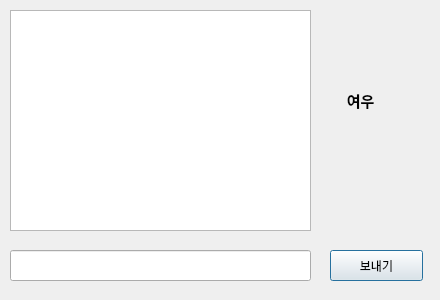
Before: the Qt Designer form gemini.ui in KS0721/Gemini-PyQt-Chat-App, drawn with Qt 5.
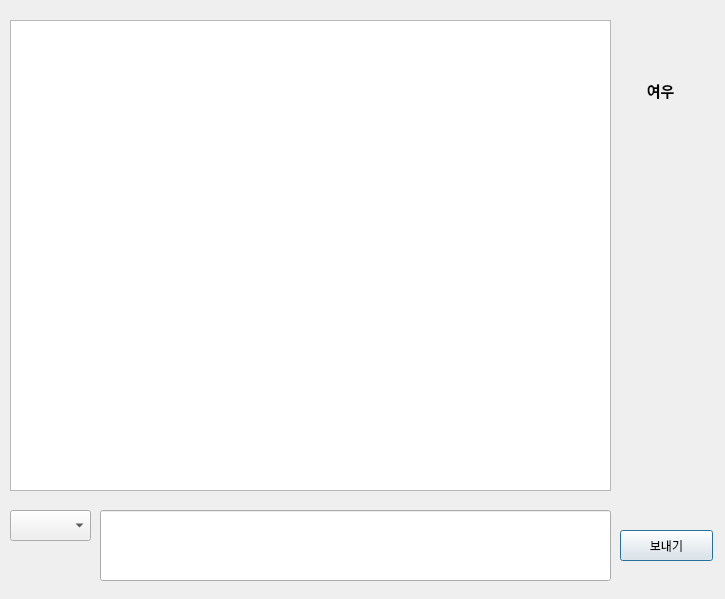
After: the same form once the commit is applied. Icons and pictures are not drawn.

Commit message: feat: ComboBox를 사용한 대화/검색 기능 통합 및 SQLite 전환

Diff of the .ui file:
```diff
--- a/gemini.ui
+++ b/gemini.ui
@@ -6,8 +6,8 @@
    <rect>
     <x>0</x>
     <y>0</y>
-    <width>440</width>
-    <height>300</height>
+    <width>725</width>
+    <height>599</height>
    </rect>
   </property>
   <property name="windowTitle">
@@ -16,8 +16,8 @@
   <widget class="QPushButton" name="pushButton">
    <property name="geometry">
     <rect>
-     <x>330</x>
-     <y>250</y>
+     <x>620</x>
+     <y>530</y>
      <width>93</width>
      <height>31</height>
     </rect>
@@ -32,10 +32,10 @@
   <widget class="QLineEdit" name="lineEdit">
    <property name="geometry">
     <rect>
-     <x>10</x>
-     <y>250</y>
-     <width>301</width>
-     <height>31</height>
+     <x>100</x>
+     <y>510</y>
+     <width>511</width>
+     <height>71</height>
     </rect>
    </property>
   </widget>
@@ -46,9 +46,9 @@
    <property name="geometry">
     <rect>
      <x>10</x>
-     <y>10</y>
-     <width>301</width>
-     <height>221</height>
+     <y>20</y>
+     <width>601</width>
+     <height>471</height>
     </rect>
    </property>
   </widget>
@@ -58,8 +58,8 @@
    </property>
    <property name="geometry">
     <rect>
-     <x>340</x>
-     <y>10</y>
+     <x>640</x>
+     <y>0</y>
      <width>71</width>
      <height>71</height>
     </rect>
@@ -95,8 +95,8 @@
   <widget class="QLabel" name="label_2">
    <property name="geometry">
     <rect>
-     <x>340</x>
-     <y>90</y>
+     <x>640</x>
+     <y>80</y>
      <width>71</width>
      <height>21</height>
     </rect>
@@ -113,6 +113,16 @@
     <string>  여우</string>
    </property>
   </widget>
+  <widget class="QComboBox" name="comboBox">
+   <property name="geometry">
+    <rect>
+     <x>10</x>
+     <y>510</y>
+     <width>81</width>
+     <height>31</height>
+    </rect>
+   </property>
+  </widget>
  </widget>
  <resources/>
  <connections/>
```
The commit also changes 4 other files.
